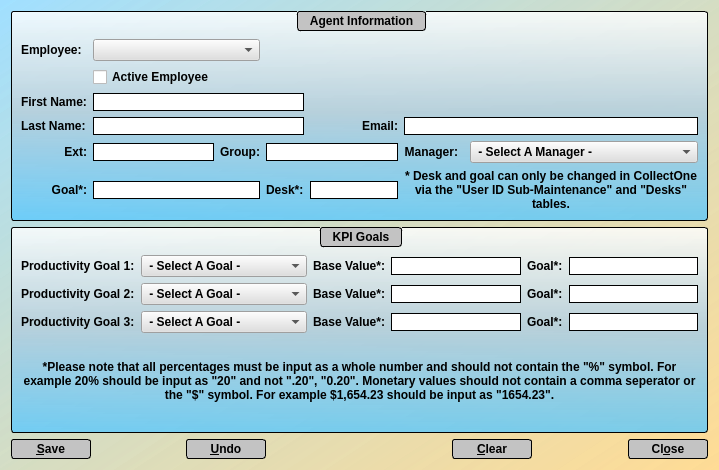
Above: agent_maintenance.ui from jakesb27/Manager_KPI_Tracker before the change. Below: the same form after it.
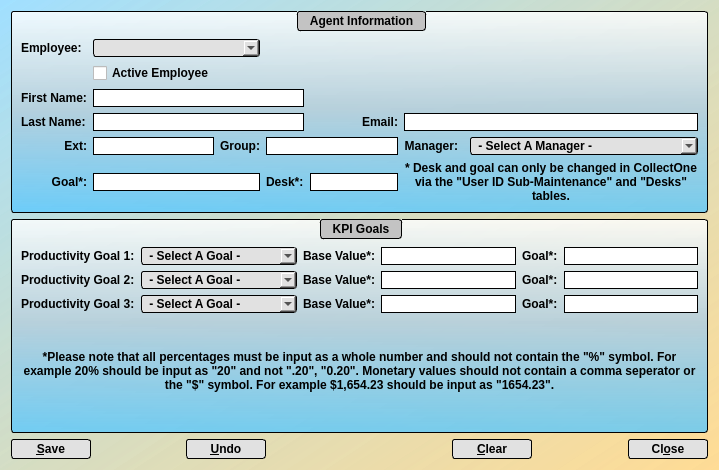
That is the form after the change. Icons and pictures are not drawn.

Diff of the .ui file:
```diff
--- a/agent_maintenance.ui
+++ b/agent_maintenance.ui
@@ -44,9 +44,6 @@
 	font: 11pt &quot;Corbel&quot;;
 	font-weight: bold;
 }
-QComboBox{
-	background-color: rgb(223, 223, 223);
-}
 QLineEdit{
 	border: 1px solid black;
 	font: 10pt &quot;MS Shell Dlg 2&quot;;
@@ -63,7 +60,7 @@
 	padding: 2px;
 	padding-left: 13px;
 	padding-right: 13px;
-	background-color: rgb(195, 195, 195);
+	background-color: rgb(225, 225, 225);
 	font: 11pt &quot;Corbel&quot;;
 	font-weight: bold;
 }
@@ -87,6 +84,21 @@
 	background-color: rgb(175, 175, 175);
 	font: 11pt &quot;Corbel&quot;;
 	font-weight: bold;
+}
+QComboBox{
+	border: 1px solid black;
+	border-radius: 3px;
+	background-color: rgb(225, 225, 225);
+}
+QComboBox::hover{
+	border: 2px solid black;
+	border-radius: 3px;
+	background-color: rgb(200, 200, 200);
+}
+QComboBox::pressed{
+	border: 2px solid black;
+	border-radius: 3px;
+	background-color: rgb(175, 175, 175);
 }</string>
   </property>
   <layout class="QGridLayout" name="gridLayout_2">
```
Left out of the diff: 2 changed lines with no effect on the pictures.
